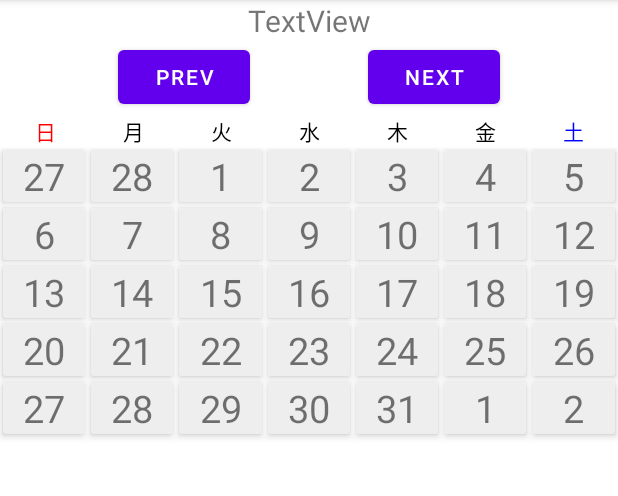
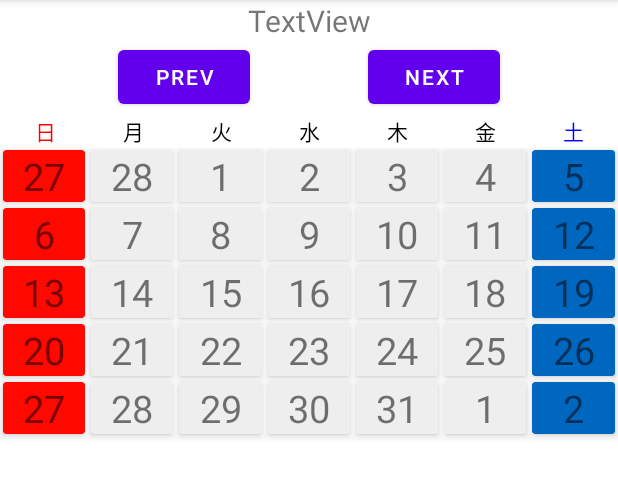
Before and after one commit to hayato-kame-new/CalendarRecyclerView, an Android app: the screen it shows after launch (MainActivity), on a phone screen of 412 x 824 dp, the part 84-580 px from its top. Run offline under Robolectric (Android 15) with nearby library versions, the phone set to English and light mode, and no system bars.

Commit message:
Sunday Saturday

```diff
--- a/app/src/main/java/to/msn/wings/calendarrecyclerview/CalendarAdapter.java
+++ b/app/src/main/java/to/msn/wings/calendarrecyclerview/CalendarAdapter.java
@@ -1,11 +1,13 @@
 package to.msn.wings.calendarrecyclerview;
 import android.content.Context;
+import android.graphics.Color;
 import android.view.LayoutInflater;
 import android.view.View;
 import android.view.ViewGroup;
 import android.widget.TextView;
 
 import androidx.annotation.NonNull;
+import androidx.cardview.widget.CardView;
 import androidx.recyclerview.widget.RecyclerView;
 
 import java.util.ArrayList;
@@ -48,6 +50,33 @@ public class CalendarAdapter extends RecyclerView.Adapter<CalendarCellViewHolder
 
         holder.dateText.setText(this.data.get(position).getDateText());
 
+
+        // holder.view は　CardViewです
+        CardView cardView = holder.view.findViewById(R.id.cardView);
+
+        for(int i = 0; i < data.size(); i++) {
+            if (position == (i*7 )) {  // 日曜日
+                cardView.setCardBackgroundColor(null);
+                cardView.setCardBackgroundColor(Color.parseColor("#FF0800"));
+            }
+            if (position == (i*7 + 6 )) {  // 土曜日
+                cardView.setCardBackgroundColor(null);
+                cardView.setCardBackgroundColor(Color.parseColor("#0067c0"));
+            }
+            // 本日ならば、印をつける
+
+
+        }
+
+
+        //        CardView cardView = findViewById(R.id.cardView);
+//        // 通し番号が   i*7 + 1  の時に、赤のカードにする
+//        for (CalendarCellItem item : data) {
+//            if (item.getId() ==  (0*7 + 1)) {
+//                cardView.setCardBackgroundColor(pinkSunday);
+//            }
+//        }
+
     }
 
     @Override
--- a/app/src/main/java/to/msn/wings/calendarrecyclerview/MainActivity.java
+++ b/app/src/main/java/to/msn/wings/calendarrecyclerview/MainActivity.java
@@ -1,9 +1,13 @@
 package to.msn.wings.calendarrecyclerview;
 
+import static to.msn.wings.calendarrecyclerview.R.color.pinkSunday;
+
 import androidx.appcompat.app.AppCompatActivity;
+import androidx.cardview.widget.CardView;
 import androidx.recyclerview.widget.GridLayoutManager;
 import androidx.recyclerview.widget.RecyclerView;
 
+import android.annotation.SuppressLint;
 import android.os.Bundle;
 import android.util.Log;
 import android.view.View;
@@ -27,12 +31,15 @@ public class MainActivity extends AppCompatActivity {
     private int SPAN_COUNT = 7;
 
 
+
+    @SuppressLint("ResourceAsColor")
     @Override
     protected void onCreate(Bundle savedInstanceState) {
         super.onCreate(savedInstanceState);
         setContentView(R.layout.activity_main);
 
         dateManager = new DateManager();
+        // getDays()で、現在の月の日にちオブジェクトを取得する
         List<Date> dates =  dateManager.getDays();
         int count = dates.size();
 
@@ -42,12 +49,15 @@ public class MainActivity extends AppCompatActivity {
         ArrayList<CalendarCellItem> data = new ArrayList<>();
         for (int i = 0; i < dates.size(); i++) {
             CalendarCellItem item = new CalendarCellItem();
-            item.setId((new Random()).nextLong());
+            // item.setId((new Random()).nextLong());
+
+            item.setId(i + 1);  // 1から順に通し番号をふる
             Date date = dates.get(i);
 
             String display = format.format(date);
 
              item.setDateText(display);  // セットします
+
              data.add(item);
         }
 
@@ -59,6 +69,7 @@ public class MainActivity extends AppCompatActivity {
         prevButton.setOnClickListener(new View.OnClickListener() {
             @Override
             public void onClick(View v) {
+                //現在の月を＋１した月の1日を指定して、該当の月の情報をとる
 
             }
         });
--- a/app/src/main/res/values/colors.xml
+++ b/app/src/main/res/values/colors.xml
@@ -16,4 +16,8 @@
     <color name="redColor">#F00</color>
     <color name="whiteColor">#FFF</color>
     <color name="blackColor">#000</color>
+
+
+    <color name="pinkSunday">#ffc9d2</color>
+
 </resources>
```
Also changed, not shown: app/src/main/java/to/msn/wings/calendarrecyclerview/DateManager.java (+8 -7 lines).
